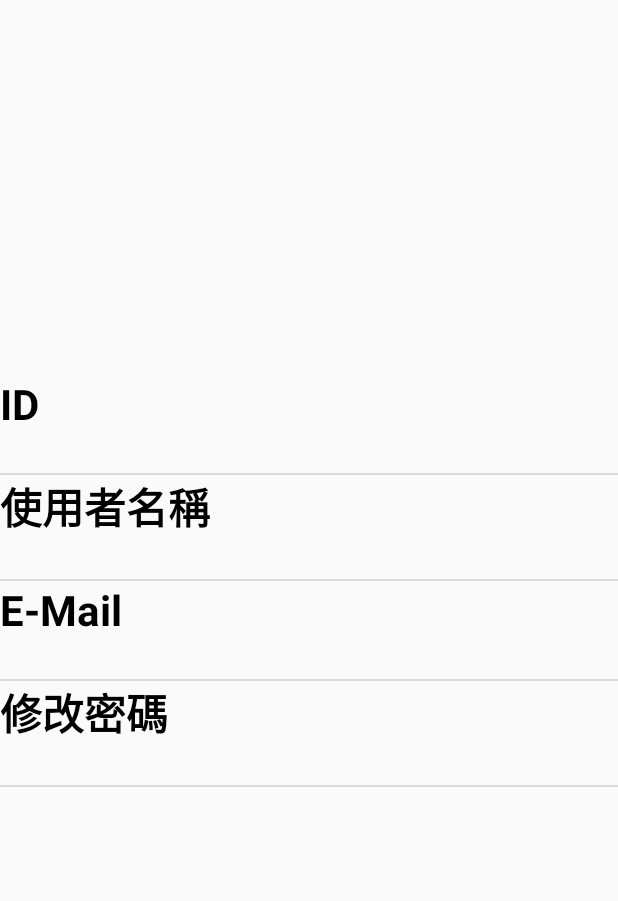
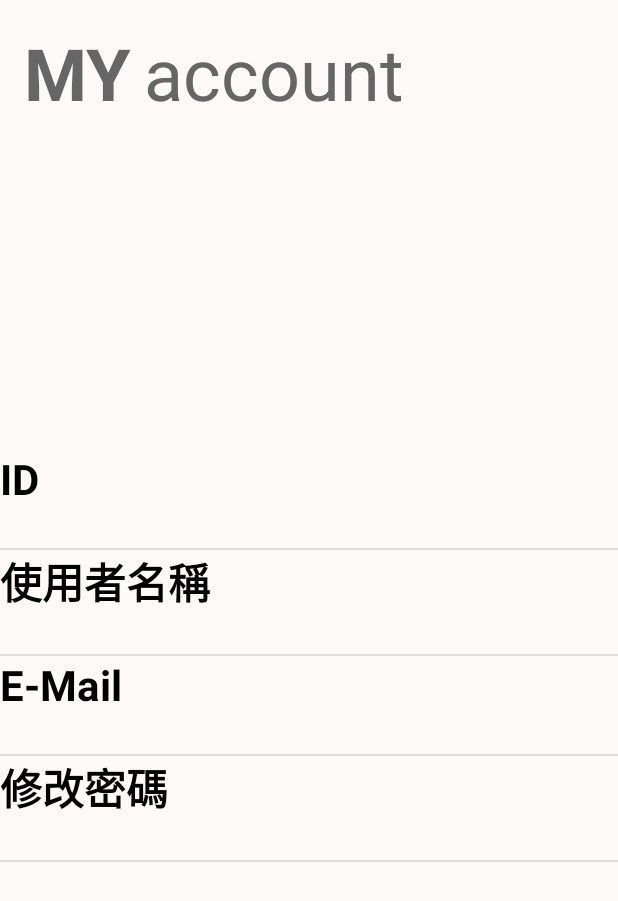
Before and after one commit to erikareck/BeaGroup, an Android app: the account screen opened directly, with no data from a screen before it, on a phone screen of 412 x 824 dp. Shown: the top 901 px of the screen. Run offline under Robolectric (Android 15) with nearby library versions, the phone set to English and light mode, and no system bars; our stand-ins replace CircleImageView; 6 statements that could not run were skipped.

Commit message:
2018/09/26(搜尋初步完成)

```diff
--- a/app/build.gradle
+++ b/app/build.gradle
@@ -36,6 +36,11 @@ dependencies {
     androidTestImplementation 'com.android.support.test.espresso:espresso-core:3.0.2'
     compileOnly 'com.google.android.wearable:wearable:2.3.0'
     implementation 'com.android.support:design:28.0.0-alpha1'
+    implementation 'com.android.support:cardview-v7:28.0.0-alpha1'
+    implementation 'de.hdodenhof:circleimageview:2.2.0'
+    implementation 'com.miguelcatalan:materialsearchview:1.4.0'
+    implementation 'com.android.support:recyclerview-v7:28.0.0-alpha1'
+
 
     implementation 'com.android.support:gridlayout-v7:28.0.0-alpha1'
 }
--- a/app/src/main/java/com/example/sharon/beagroup/MainActivity.java
+++ b/app/src/main/java/com/example/sharon/beagroup/MainActivity.java
@@ -26,4 +26,8 @@ public class MainActivity extends AppCompatActivity {
         Intent intent = new Intent(this, showBeacons.class);
         startActivity(intent);
     }
+
+    public void openLock(View view){
+        startActivity(new Intent(this, lockFriend.class));
+    } //按下個人帳戶進入畫面
 }
--- a/app/src/main/java/com/example/sharon/beagroup/account.java
+++ b/app/src/main/java/com/example/sharon/beagroup/account.java
@@ -2,22 +2,16 @@ package com.example.sharon.beagroup;
 
 import android.app.AlertDialog;
 import android.content.DialogInterface;
-import android.content.Intent;
 import android.content.SharedPreferences;
 import android.os.AsyncTask;
 import android.preference.PreferenceManager;
-import android.provider.Settings;
-import android.support.design.widget.TextInputLayout;
 import android.support.v7.app.AppCompatActivity;
 import android.os.Bundle;
-import android.text.TextUtils;
 import android.util.Patterns;
 import android.view.LayoutInflater;
 import android.view.View;
 import android.widget.AdapterView;
-import android.widget.ArrayAdapter;
 import android.widget.EditText;
-import android.widget.ImageView;
 import android.widget.ListView;
 import android.widget.Toast;
 
@@ -27,19 +21,16 @@ import org.json.JSONObject;
 
 import java.io.BufferedReader;
 import java.io.BufferedWriter;
-import java.io.InputStream;
 import java.io.InputStreamReader;
 import java.io.OutputStream;
 import java.io.OutputStreamWriter;
 import java.net.HttpURLConnection;
-import java.net.MalformedURLException;
 import java.net.URL;
 import java.net.URLEncoder;
-import java.util.ArrayList;
-import java.util.HashMap;
-import java.util.List;
 import java.util.concurrent.ExecutionException;
 import java.util.regex.Pattern;
+
+import de.hdodenhof.circleimageview.CircleImageView;
 
 public class account extends AppCompatActivity {
     private static final Pattern PASSWORD_PATTERN =
@@ -52,7 +43,8 @@ public class account extends AppCompatActivity {
 
     //EditText name, email, password, password_con;
     ListView listView;
-    ImageView imageView;
+    //ImageView imageView;
+    CircleImageView circleImageView;
     String gender = "";
     @Override
     protected void onCreate(Bundle savedInstanceState) {
@@ -60,7 +52,8 @@ public class account extends AppCompatActivity {
         super.onCreate(savedInstanceState);
         setContentView(R.layout.activity_account);
         listView = (ListView)findViewById(R.id.account);
-        imageView = (ImageView)findViewById(R.id.sex_pic);
+        //imageView = (ImageView)findViewById(R.id.sex_pic);
+        circleImageView = (CircleImageView)findViewById(R.id.searchImage);
 
         getJSON("http://140.113.73.42/account.php");
 
@@ -295,10 +288,14 @@ public class account extends AppCompatActivity {
         CustomAdapter customAdapter = new CustomAdapter(getApplicationContext(), Item, AccountInfo);
         listView.setAdapter(customAdapter);
         listView.setOnItemClickListener(onClickListView);
-        if(gender.equals("F"))
+        /*if(gender.equals("F"))
             imageView.setImageResource(R.drawable.girl);
         else if(gender.equals("M"))
-            imageView.setImageResource(R.drawable.boy);
+            imageView.setImageResource(R.drawable.boy);*/
+        if(gender.equals("F"))
+            circleImageView.setImageResource(R.drawable.girl);
+        else if(gender.equals("M"))
+            circleImageView.setImageResource(R.drawable.boy);
     }
 
 
--- /dev/null
+++ b/app/src/main/res/drawable/ic_search_black_24dp.xml
@@ -0,0 +1,5 @@
+<vector android:height="24dp" android:tint="#FFFFFF"
+    android:viewportHeight="24.0" android:viewportWidth="24.0"
+    android:width="24dp" xmlns:android="http://schemas.android.com/apk/res/android">
+    <path android:fillColor="#FF000000" android:pathData="M15.5,14h-0.79l-0.28,-0.27C15.41,12.59 16,11.11 16,9.5 16,5.91 13.09,3 9.5,3S3,5.91 3,9.5 5.91,16 9.5,16c1.61,0 3.09,-0.59 4.23,-1.57l0.27,0.28v0.79l5,4.99L20.49,19l-4.99,-5zM9.5,14C7.01,14 5,11.99 5,9.5S7.01,5 9.5,5 14,7.01 14,9.5 11.99,14 9.5,14z"/>
+</vector>
--- a/app/src/main/res/layout/activity_account.xml
+++ b/app/src/main/res/layout/activity_account.xml
@@ -5,27 +5,53 @@
     android:layout_width="match_parent"
     android:layout_height="match_parent"
     tools:context=".account"
-    >
+    android:background="@color/account_back">
 
-    <ImageView
-        android:id="@+id/sex_pic"
-        android:layout_width="182dp"
-        android:layout_height="157dp"
-        android:layout_marginBottom="32dp"
-        android:layout_marginEnd="8dp"
-        android:layout_marginStart="8dp"
-        android:contentDescription="@string/todo"
-        app:layout_constraintBottom_toTopOf="@+id/account"
+    <de.hdodenhof.circleimageview.CircleImageView
+        android:id="@+id/searchImage"
+        android:layout_width="150dp"
+        android:layout_height="150dp"
+        android:layout_marginTop="84dp"
+        app:civ_border_color="#666666"
+        app:civ_border_width="1dp"
         app:layout_constraintEnd_toEndOf="parent"
+        app:layout_constraintHorizontal_bias="0.5"
         app:layout_constraintStart_toStartOf="parent"
-         />
+        app:layout_constraintTop_toTopOf="parent">
+
+    </de.hdodenhof.circleimageview.CircleImageView>
 
     <ListView
         android:id="@+id/account"
         android:layout_width="match_parent"
         android:layout_height="match_parent"
-        android:layout_marginTop="250dp"
-        >
+        android:layout_marginTop="300dp"
+        app:layout_constraintTop_toTopOf="parent">
 
     </ListView>
+
+    <TextView
+        android:id="@+id/account_title"
+        android:layout_width="wrap_content"
+        android:layout_height="0dp"
+        android:layout_marginStart="16dp"
+        android:layout_marginTop="16dp"
+        android:text="MY"
+        android:textColor="#666666"
+        android:textSize="48sp"
+        android:textStyle="bold"
+        app:layout_constraintStart_toStartOf="parent"
+        app:layout_constraintTop_toTopOf="parent" />
+
+    <TextView
+        android:id="@+id/textView4"
+        android:layout_width="wrap_content"
+        android:layout_height="wrap_content"
+        android:layout_marginStart="8dp"
+        android:layout_marginTop="16dp"
+        android:text="@string/account"
+        android:textColor="#666666"
+        android:textSize="48sp"
+        app:layout_constraintStart_toEndOf="@+id/account_title"
+        app:layout_constraintTop_toTopOf="parent" />
 </android.support.constraint.ConstraintLayout>
--- a/app/src/main/res/layout/activity_main.xml
+++ b/app/src/main/res/layout/activity_main.xml
@@ -61,7 +61,8 @@
         app:layout_constraintHorizontal_bias="0.153"
         app:layout_constraintStart_toStartOf="parent"
         app:layout_constraintTop_toBottomOf="@+id/button"
-        app:layout_constraintVertical_bias="0.27" />
+        app:layout_constraintVertical_bias="0.27"
+        android:onClick="openLock"/>
 
     <Button
         android:id="@+id/button4"
--- a/app/src/main/res/values/colors.xml
+++ b/app/src/main/res/values/colors.xml
@@ -3,4 +3,5 @@
     <color name="colorPrimary">#3F51B5</color>
     <color name="colorPrimaryDark">#303F9F</color>
     <color name="colorAccent">#FFAA33</color>
+    <color name="account_back">#FFFAFA</color>
 </resources>
--- a/app/src/main/res/values/strings.xml
+++ b/app/src/main/res/values/strings.xml
@@ -45,7 +45,8 @@
     <string name="B1_info">TextView</string>
     <string name="B2_info">TextView</string>
     <string name="B3_info">TextView</string>
-
+    <string name="textview">TextView</string>
+    <string name="search_id">search ID</string>
 
 
 </resources>
```
Also changed, not shown: app/src/main/AndroidManifest.xml (+12 -3 lines), app/src/main/java/com/example/sharon/beagroup/lockFriend.java (added, +148 -0 lines), app/src/main/java/com/example/sharon/beagroup/searchWork.java (added, +69 -0 lines), app/src/main/res/drawable/search_design.xml (added, +24 -0 lines), app/src/main/res/layout/activity_lock_friend.xml (added, +65 -0 lines), app/src/main/res/menu/menu_item.xml (added, +12 -0 lines).
